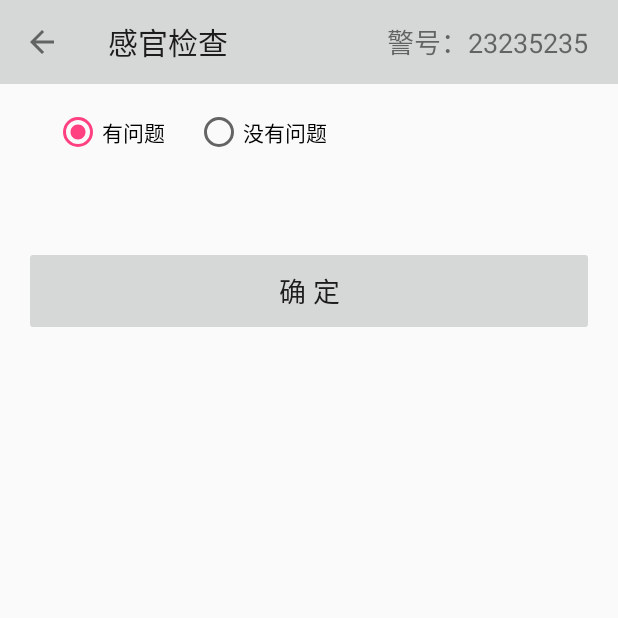
After one commit to highjump0615/GuardHelper, an Android app: the SensorActivity screen opened directly, with no data from a screen before it, on a phone screen of 412 x 824 dp, the top half of it. The commit adds this screen. Run offline under Robolectric (Android 15) with nearby library versions, the phone set to English and light mode, and no system bars; 1 statement that could not run was skipped.

Commit message:
Added Sensor Check Page

```diff
--- /dev/null
+++ b/app/src/main/java/com/highjump/guardhelper/SensorActivity.java
@@ -0,0 +1,72 @@
+package com.highjump.guardhelper;
+
+import android.os.Bundle;
+import android.support.design.widget.FloatingActionButton;
+import android.support.design.widget.Snackbar;
+import android.support.v7.app.AppCompatActivity;
+import android.support.v7.widget.Toolbar;
+import android.view.View;
+import android.widget.Button;
+import android.widget.RadioButton;
+import android.widget.TextView;
+
+import com.highjump.guardhelper.model.UserData;
+
+public class SensorActivity extends AppCompatActivity implements View.OnClickListener {
+
+    // 当前用户
+    private UserData mCurrentUser;
+
+    private RadioButton mRadioProblem;
+    private RadioButton mRadioNoProblem;
+
+    @Override
+    protected void onCreate(Bundle savedInstanceState) {
+        super.onCreate(savedInstanceState);
+        setContentView(R.layout.activity_sensor);
+
+        // 获取当前用户
+        mCurrentUser = UserData.currentUser();
+
+        Toolbar toolbar = (Toolbar) findViewById(R.id.toolbar);
+        setSupportActionBar(toolbar);
+
+        // 设置back图标
+        getSupportActionBar().setDisplayHomeAsUpEnabled(true);
+        getSupportActionBar().setDisplayShowHomeEnabled(true);
+
+        // 点击back图标
+        toolbar.setNavigationOnClickListener(new View.OnClickListener() {
+            @Override
+            public void onClick(View view) {
+                onBackPressed();
+            }
+        });
+
+        // 警号TextView
+        TextView textUsername = (TextView) toolbar.findViewById(R.id.text_tb_username);
+        textUsername.setText("警号：" + mCurrentUser.getUsername());
+
+        // 确定按钮
+        Button button = (Button) findViewById(R.id.but_ok);
+        button.setOnClickListener(this);
+
+        // 单选框
+        mRadioProblem = (RadioButton) findViewById(R.id.rad_problem);
+        mRadioNoProblem = (RadioButton) findViewById(R.id.rad_noproblem);
+
+        // 默认是街道签到
+        mRadioProblem.setChecked(true);
+    }
+
+    @Override
+    public void onClick(View view) {
+        int id = view.getId();
+
+        switch (id) {
+            case R.id.but_ok:
+                onBackPressed();
+                break;
+        }
+    }
+}
--- /dev/null
+++ b/app/src/main/res/layout/activity_sensor.xml
@@ -0,0 +1,17 @@
+<?xml version="1.0" encoding="utf-8"?>
+<android.support.design.widget.CoordinatorLayout xmlns:android="http://schemas.android.com/apk/res/android"
+    xmlns:app="http://schemas.android.com/apk/res-auto"
+    xmlns:tools="http://schemas.android.com/tools"
+    android:layout_width="match_parent"
+    android:layout_height="match_parent"
+    android:fitsSystemWindows="true"
+    tools:context="com.highjump.guardhelper.SensorActivity">
+
+    <include
+        layout="@layout/app_bar_other"
+        android:layout_width="match_parent"
+        android:layout_height="wrap_content" />
+
+    <include layout="@layout/content_sensor" />
+
+</android.support.design.widget.CoordinatorLayout>
--- a/app/src/main/res/layout/app_bar_other.xml
+++ b/app/src/main/res/layout/app_bar_other.xml
@@ -12,7 +12,7 @@
         android:layout_height="?attr/actionBarSize"
         android:background="?attr/colorPrimary"
         app:popupTheme="@style/AppTheme.PopupOverlay">
-\
+
         <TextView
             android:id="@+id/text_tb_username"
             android:layout_width="wrap_content"
--- /dev/null
+++ b/app/src/main/res/layout/content_sensor.xml
@@ -0,0 +1,48 @@
+<?xml version="1.0" encoding="utf-8"?>
+<LinearLayout xmlns:android="http://schemas.android.com/apk/res/android"
+    xmlns:app="http://schemas.android.com/apk/res-auto"
+    xmlns:tools="http://schemas.android.com/tools"
+    android:layout_width="match_parent"
+    android:layout_height="match_parent"
+    android:paddingBottom="@dimen/activity_vertical_margin"
+    android:paddingLeft="@dimen/activity_horizontal_margin"
+    android:paddingRight="@dimen/activity_horizontal_margin"
+    android:paddingTop="@dimen/activity_vertical_margin"
+    android:orientation="vertical"
+    app:layout_behavior="@string/appbar_scrolling_view_behavior"
+    tools:context="com.highjump.guardhelper.SensorActivity"
+    tools:showIn="@layout/activity_sensor">
+
+    <LinearLayout
+        android:layout_width="wrap_content"
+        android:layout_height="wrap_content"
+        android:orientation="horizontal"
+        android:gravity="center_vertical" >
+        <RadioGroup
+            android:layout_width="wrap_content"
+            android:layout_height="wrap_content"
+            android:orientation="horizontal">
+            <RadioButton
+                android:id="@+id/rad_problem"
+                android:layout_width="wrap_content"
+                android:layout_height="match_parent"
+                android:layout_marginLeft="20dp"
+                android:text="有问题"/>
+            <RadioButton
+                android:id="@+id/rad_noproblem"
+                android:layout_width="wrap_content"
+                android:layout_height="match_parent"
+                android:layout_marginLeft="20dp"
+                android:text="没有问题"/>
+        </RadioGroup>
+    </LinearLayout>
+
+    <Button
+        android:id="@+id/but_ok"
+        android:layout_width="match_parent"
+        android:layout_height="@dimen/login_but_height"
+        android:layout_marginTop="@dimen/sign_but_margin_top"
+        android:text="确 定"
+        android:textSize="@dimen/login_but_text_size"  />
+
+</LinearLayout>
--- a/app/src/main/res/values/dimens.xml
+++ b/app/src/main/res/values/dimens.xml
@@ -38,5 +38,4 @@
     <dimen name="main_item_margin_progress">5dp</dimen>
 
 
-
 </resources>
--- a/app/src/main/res/values/strings.xml
+++ b/app/src/main/res/values/strings.xml
@@ -23,5 +23,6 @@
 
     <string name="title_activity_setting">设置</string>
     <string name="title_activity_exit">退出</string>
+    <string name="title_activity_sensor">感官检查</string>
 
 </resources>
```
Also changed, not shown: app/src/main/AndroidManifest.xml (+29 -31 lines), app/src/main/java/com/highjump/guardhelper/SignActivity.java (+9 -0 lines), app/src/main/res/layout/content_sign.xml (+8 -0 lines), 1 other file.
